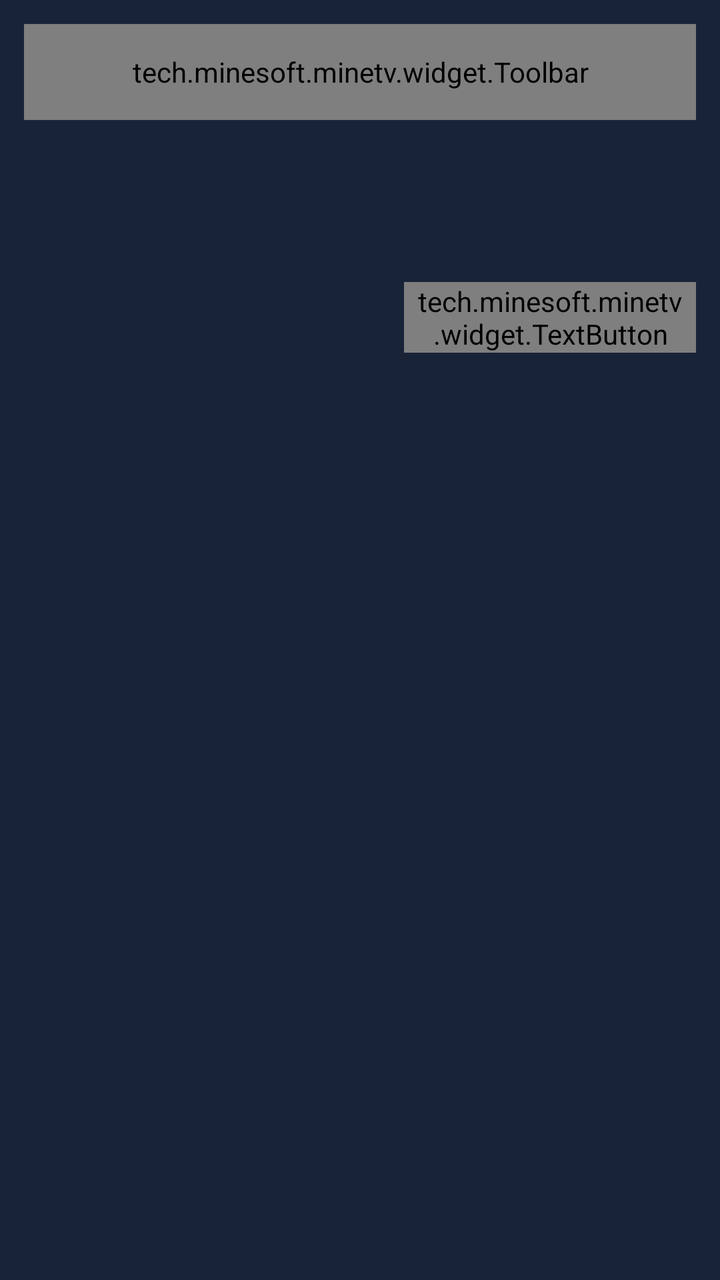
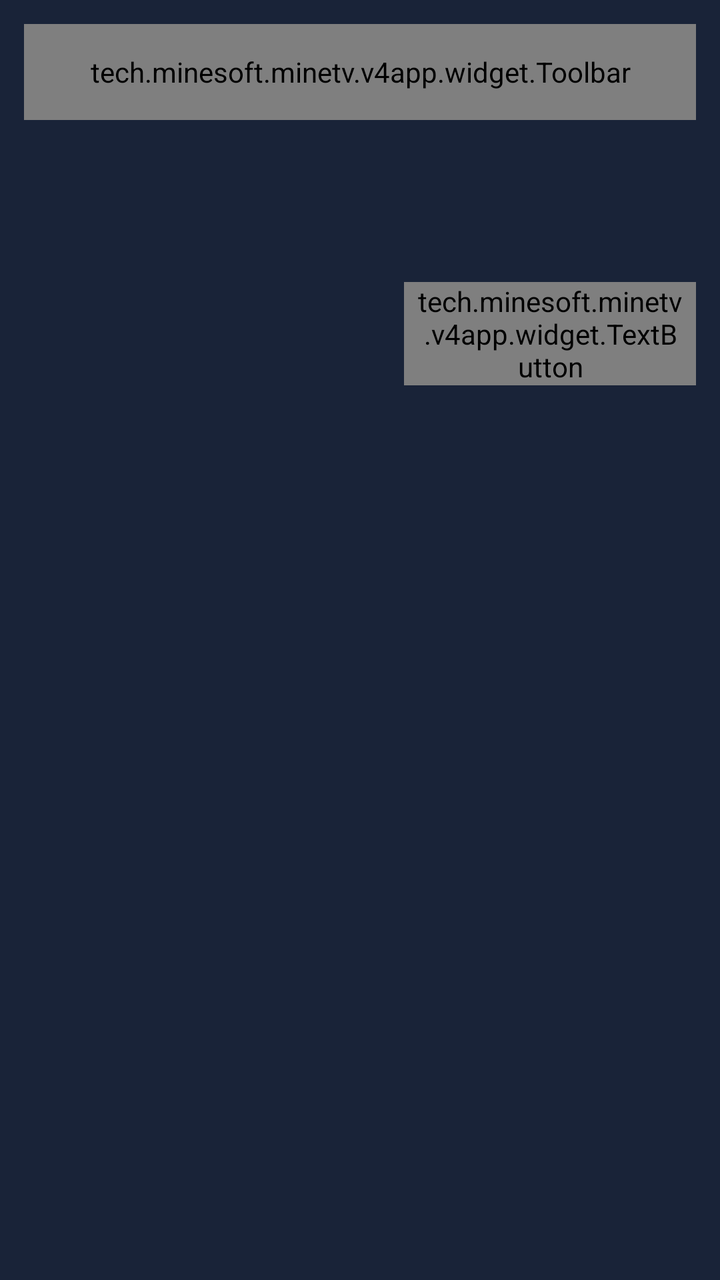

Before-and-after screenshots of an Android layout around one commit, followed by the original layout XML and the change that was made.
<!-- AndroidManifest.xml: activity theme Theme.Minetv.NoActionBar -->
<!-- res/layout/activity_detail.xml -->
<?xml version="1.0" encoding="utf-8"?>
<LinearLayout
    xmlns:android="http://schemas.android.com/apk/res/android"
    xmlns:app="http://schemas.android.com/apk/res-auto"
    xmlns:tools="http://schemas.android.com/tools"
    android:layout_width="match_parent"
    android:layout_height="match_parent"
    android:orientation="vertical"
    android:background="@color/colorPrimaryVariant"
    android:fitsSystemWindows="true"
    tools:context=".activity.DetailActivity">

    <tech.minesoft.minetv.widget.Toolbar
        android:id="@+id/toolbar"
        android:layout_height="@dimen/btn_height"
        android:layout_width="match_parent"
        android:layout_marginTop="@dimen/base_size_2x"
        android:layout_marginHorizontal="@dimen/base_size_2x"/>

    <LinearLayout
        android:layout_width="match_parent"
        android:layout_height="wrap_content"
        android:layout_marginVertical="@dimen/base_size_1x"
        android:layout_marginHorizontal="@dimen/base_size_2x"
        android:orientation="horizontal">

        <ImageView
            android:id="@+id/iv_video_pic"
            android:layout_width="@dimen/block_width"
            android:layout_height="@dimen/block_img_height"
            android:scaleType="fitXY" />

        <LinearLayout
            android:layout_width="match_parent"
            android:layout_height="wrap_content"
            android:layout_marginLeft="@dimen/base_size_2x"
            android:orientation="vertical">

            <TextView
                android:id="@+id/tv_video_name"
                android:layout_width="match_parent"
                android:layout_height="wrap_content"
                android:textColor="@color/white"
                android:maxLines="@integer/detail_line_1" />

            <TextView
                android:id="@+id/tv_video_info"
                android:layout_width="match_parent"
                android:layout_height="wrap_content"
                android:layout_marginVertical="@dimen/base_size_1x"
                android:textColor="@color/white"
                android:maxLines="@integer/detail_line_2" />

            <TextView
                android:id="@+id/tv_video_intro"
                android:layout_width="match_parent"
                android:layout_height="wrap_content"
                android:textColor="@color/white"
                android:maxLines="@integer/detail_line_3" />

            <LinearLayout
                android:layout_width="match_parent"
                android:layout_height="wrap_content"
                android:layout_marginVertical="@dimen/base_size_1x"
                android:textColor="@color/white"
                android:orientation="horizontal">

                <tech.minesoft.minetv.widget.TextButton
                    android:id="@+id/tv_update"
                    android:layout_width="wrap_content"
                    android:layout_height="wrap_content"
                    android:paddingHorizontal="@dimen/base_size_1x"
                    android:text="@string/action_update" />

                <tech.minesoft.minetv.widget.TextButton
                    android:id="@+id/tv_star"
                    android:layout_width="wrap_content"
                    android:layout_height="wrap_content"
                    android:paddingHorizontal="@dimen/base_size_1x"
                    android:layout_marginLeft="@dimen/base_size_1x"
                    android:text="@string/action_star" />

                <tech.minesoft.minetv.widget.TextButton
                    android:id="@+id/tv_clean"
                    android:layout_width="wrap_content"
                    android:layout_height="wrap_content"
                    android:paddingHorizontal="@dimen/base_size_1x"
                    android:layout_marginLeft="@dimen/base_size_1x"
                    android:text="@string/action_clean" />

                <tech.minesoft.minetv.widget.TextButton
                    android:id="@+id/tv_reverse"
                    android:layout_width="wrap_content"
                    android:layout_height="wrap_content"
                    android:paddingHorizontal="@dimen/base_size_1x"
                    android:layout_marginLeft="@dimen/base_size_1x"
                    android:text="@string/action_reverse" />

            </LinearLayout>

            <LinearLayout
                android:id="@+id/tv_episode_source"
                android:layout_width="match_parent"
                android:layout_height="wrap_content"
                android:orientation="horizontal"></LinearLayout>
        </LinearLayout>
    </LinearLayout>

    <include
        android:id="@+id/content"
        layout="@layout/detail_scrolling" />

</LinearLayout>
<!-- res/layout/detail_scrolling.xml (included above) -->
<?xml version="1.0" encoding="utf-8"?>
<androidx.core.widget.NestedScrollView xmlns:android="http://schemas.android.com/apk/res/android"
    xmlns:app="http://schemas.android.com/apk/res-auto"
    xmlns:tools="http://schemas.android.com/tools"
    android:layout_width="match_parent"
    android:layout_height="wrap_content"
    android:layout_marginHorizontal="@dimen/base_size_2x"
    app:layout_behavior="@string/appbar_scrolling_view_behavior"
    tools:context=".activity.DetailActivity"
    tools:showIn="@layout/activity_home">

    <LinearLayout
        android:id="@+id/episode_list"
        android:orientation="vertical"
        android:layout_width="match_parent"
        android:layout_height="wrap_content" />

</androidx.core.widget.NestedScrollView>
<!-- res/layout/activity_home.xml (included above) -->
<?xml version="1.0" encoding="utf-8"?>
<LinearLayout xmlns:android="http://schemas.android.com/apk/res/android"
    xmlns:app="http://schemas.android.com/apk/res-auto"
    xmlns:tools="http://schemas.android.com/tools"
    android:layout_width="match_parent"
    android:layout_height="match_parent"
    android:orientation="vertical"
    android:background="@color/colorPrimaryVariant"
    android:fitsSystemWindows="true"
    tools:context=".activity.HomeActivity">

    <tech.minesoft.minetv.widget.Toolbar
        android:id="@+id/toolbar"
        android:layout_height="@dimen/btn_height"
        android:layout_width="match_parent"
        android:layout_marginTop="@dimen/base_size_2x"
        android:layout_marginHorizontal="@dimen/base_size_2x" />

    <include
        android:id="@+id/content"
        layout="@layout/home_scrolling" />

</LinearLayout>
<!-- res/layout/home_scrolling.xml (included above) -->
<?xml version="1.0" encoding="utf-8"?>
<androidx.core.widget.NestedScrollView xmlns:android="http://schemas.android.com/apk/res/android"
    xmlns:app="http://schemas.android.com/apk/res-auto"
    xmlns:tools="http://schemas.android.com/tools"
    android:layout_width="match_parent"
    android:layout_height="match_parent"
    android:layout_marginBottom="@dimen/base_size_1x"
    android:layout_marginHorizontal="@dimen/base_size_1x"
    app:layout_behavior="@string/appbar_scrolling_view_behavior"
    tools:context=".activity.HomeActivity"
    tools:showIn="@layout/activity_home">

    <LinearLayout
        android:id="@+id/vod_list"
        android:orientation="vertical"
        android:layout_width="match_parent"
        android:layout_height="wrap_content" />

</androidx.core.widget.NestedScrollView>
<!-- resources referenced by this layout -->
<resources>
  <color name="colorPrimaryVariant">#ff192338</color>
  <color name="white">#FFFFFFFF</color>
  <dimen name="base_size_1x">6dp</dimen>
  <dimen name="base_size_2x">12dp</dimen>
  <dimen name="block_img_height">245dp</dimen>
  <dimen name="block_width">178dp</dimen>
  <dimen name="btn_height">48dp</dimen>
  <integer name="detail_line_1">1</integer>
  <integer name="detail_line_2">2</integer>
  <integer name="detail_line_3">3</integer>
  <string name="action_clean">清空观影记录</string>
  <string name="action_reverse">反转排序</string>
  <string name="action_star">收藏</string>
  <string name="action_update">更新</string>
  <style name="Theme.Minetv.NoActionBar">
          <item name="windowActionBar">false</item>
          <item name="windowNoTitle">true</item>
      </style>
</resources>

<!-- the commit's change to res/layout/activity_detail.xml (unified diff, before → after) -->
@@ -10,7 +10,7 @@
     android:fitsSystemWindows="true"
     tools:context=".activity.DetailActivity">
 
-    <tech.minesoft.minetv.widget.Toolbar
+    <tech.minesoft.minetv.v4app.widget.Toolbar
         android:id="@+id/toolbar"
         android:layout_height="@dimen/btn_height"
         android:layout_width="match_parent"
@@ -65,14 +65,14 @@
                 android:textColor="@color/white"
                 android:orientation="horizontal">
 
-                <tech.minesoft.minetv.widget.TextButton
+                <tech.minesoft.minetv.v4app.widget.TextButton
                     android:id="@+id/tv_update"
                     android:layout_width="wrap_content"
                     android:layout_height="wrap_content"
                     android:paddingHorizontal="@dimen/base_size_1x"
                     android:text="@string/action_update" />
 
-                <tech.minesoft.minetv.widget.TextButton
+                <tech.minesoft.minetv.v4app.widget.TextButton
                     android:id="@+id/tv_star"
                     android:layout_width="wrap_content"
                     android:layout_height="wrap_content"
@@ -80,7 +80,7 @@
                     android:layout_marginLeft="@dimen/base_size_1x"
                     android:text="@string/action_star" />
 
-                <tech.minesoft.minetv.widget.TextButton
+                <tech.minesoft.minetv.v4app.widget.TextButton
                     android:id="@+id/tv_clean"
                     android:layout_width="wrap_content"
                     android:layout_height="wrap_content"
@@ -88,7 +88,7 @@
                     android:layout_marginLeft="@dimen/base_size_1x"
                     android:text="@string/action_clean" />
 
-                <tech.minesoft.minetv.widget.TextButton
+                <tech.minesoft.minetv.v4app.widget.TextButton
                     android:id="@+id/tv_reverse"
                     android:layout_width="wrap_content"
                     android:layout_height="wrap_content"
@@ -142,7 +142,7 @@
     android:fitsSystemWindows="true"
     tools:context=".activity.HomeActivity">
 
-    <tech.minesoft.minetv.widget.Toolbar
+    <tech.minesoft.minetv.v4app.widget.Toolbar
         android:id="@+id/toolbar"
         android:layout_height="@dimen/btn_height"
         android:layout_width="match_parent"
